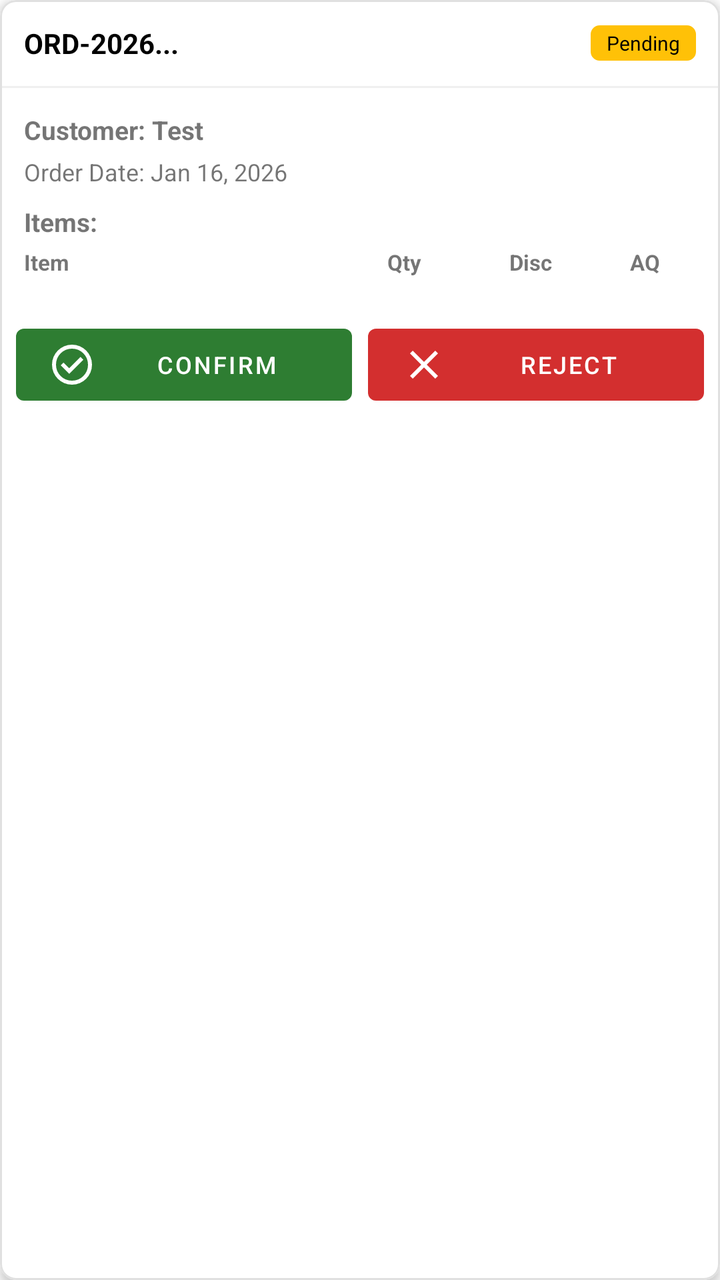
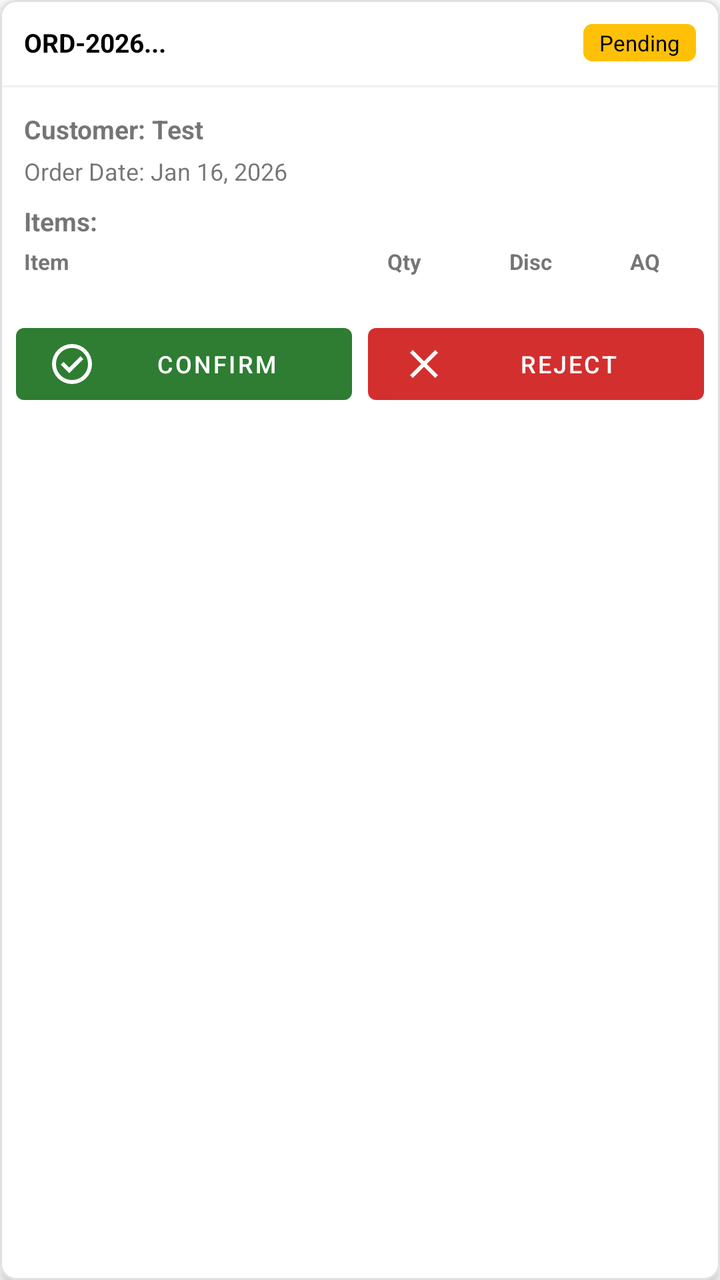

Two renders of the same Android screen: before a commit and after it. Below are the layout's source before the change and the commit's diff.
<!-- AndroidManifest.xml: application theme Theme.SVDAgency -->
<!-- res/layout/admin_order_card.xml -->
<?xml version="1.0" encoding="utf-8"?>
<com.google.android.material.card.MaterialCardView
    xmlns:android="http://schemas.android.com/apk/res/android"
    xmlns:app="http://schemas.android.com/apk/res-auto"
    android:layout_width="match_parent"
    android:layout_height="wrap_content"
    android:layout_marginBottom="16dp"
    app:cardCornerRadius="8dp"
    app:cardElevation="3dp"
    app:strokeWidth="1dp"
    app:strokeColor="#E0E0E0">

    <LinearLayout
        android:layout_width="match_parent"
        android:layout_height="wrap_content"
        android:orientation="vertical">

        
        <LinearLayout
            android:layout_width="match_parent"
            android:layout_height="wrap_content"
            android:padding="12dp"
            android:gravity="center_vertical">
            <TextView
                android:id="@+id/tvOrderId"
                android:layout_width="0dp"
                android:layout_height="wrap_content"
                android:layout_weight="1"
                android:text="ORD-2026..."
                android:textStyle="bold"
                android:textColor="@color/black"/>
            <TextView
                android:layout_width="wrap_content"
                android:layout_height="wrap_content"
                android:text="Pending"
                android:background="@drawable/bg_qty_outline"
                android:backgroundTint="#FFC107"
                android:paddingHorizontal="8dp"
                android:paddingVertical="2dp"
                android:textSize="10sp"
                android:textColor="@color/black"/>
        </LinearLayout>

        <View android:layout_width="match_parent" android:layout_height="1dp" android:background="#F0F0F0"/>

        
        <LinearLayout
            android:layout_width="match_parent"
            android:layout_height="wrap_content"
            android:orientation="vertical"
            android:padding="12dp">

            <TextView android:id="@+id/tvCustomerName" android:layout_width="match_parent" android:layout_height="wrap_content" android:text="Customer: Test" android:textSize="13sp" android:textStyle="bold"/>

            <TextView android:id="@+id/tvOrderDate" android:layout_width="match_parent" android:layout_height="wrap_content" android:text="Order Date: Jan 16, 2026" android:textSize="12sp" android:layout_marginTop="4dp"/>

            <TextView android:layout_width="wrap_content" android:layout_height="wrap_content" android:text="Items:" android:textStyle="bold" android:layout_marginTop="8dp" android:textSize="13sp"/>

            
            <LinearLayout android:layout_width="match_parent" android:layout_height="wrap_content" android:layout_marginTop="4dp">
                <TextView android:layout_width="0dp" android:layout_height="wrap_content" android:layout_weight="2.5" android:text="Item" android:textSize="11sp" android:textStyle="bold"/>
                <TextView android:layout_width="0dp" android:layout_height="wrap_content" android:layout_weight="1" android:text="Qty" android:gravity="center" android:textSize="11sp" android:textStyle="bold"/>
                <TextView android:layout_width="0dp" android:layout_height="wrap_content" android:layout_weight="1" android:text="Disc" android:gravity="center" android:textSize="11sp" android:textStyle="bold"/>
                <TextView android:layout_width="0dp" android:layout_height="wrap_content" android:layout_weight="0.8" android:text="AQ" android:gravity="center" android:textSize="11sp" android:textStyle="bold"/>
            </LinearLayout>

            
            <LinearLayout android:id="@+id/layoutItems" android:layout_width="match_parent" android:layout_height="wrap_content" android:orientation="vertical"/>
        </LinearLayout>

        
        <LinearLayout
            android:layout_width="match_parent"
            android:layout_height="wrap_content"
            android:orientation="horizontal"
            android:padding="8dp">
            <com.google.android.material.button.MaterialButton
                android:id="@+id/btnConfirm"
                android:layout_width="0dp"
                android:layout_height="wrap_content"
                android:layout_weight="1"
                android:text="Confirm"
                app:backgroundTint="#2E7D32"
                android:layout_marginEnd="4dp"
                app:icon="@drawable/ic_check"
                android:textSize="12sp"/>
            <com.google.android.material.button.MaterialButton
                android:id="@+id/btnReject"
                android:layout_width="0dp"
                android:layout_height="wrap_content"
                android:layout_weight="1"
                android:text="Reject"
                app:backgroundTint="#D32F2F"
                android:layout_marginStart="4dp"
                app:icon="@drawable/ic_close"
                android:textSize="12sp"/>
        </LinearLayout>
    </LinearLayout>
</com.google.android.material.card.MaterialCardView>
<!-- resources referenced by this layout -->
<resources>
  <color name="black">#FF000000</color>
  <!-- drawable bg_qty_outline (drawable) -->
  <?xml version="1.0" encoding="utf-8"?>
  <shape xmlns:android="http://schemas.android.com/apk/res/android">
      <stroke android:width="1dp" android:color="#E0E0E0" />
      <corners android:radius="4dp" />
      <solid android:color="@color/white" />
  </shape>
  <!-- drawable ic_check (drawable) -->
  <vector xmlns:android="http://schemas.android.com/apk/res/android" android:height="24dp" android:tint="#000000" android:viewportHeight="960" android:viewportWidth="960" android:width="24dp">
        
      <path android:fillColor="@android:color/white" android:pathData="M424,664L706,382L650,326L424,552L310,438L254,494L424,664ZM480,880Q397,880 324,848.5Q251,817 197,763Q143,709 111.5,636Q80,563 80,480Q80,397 111.5,324Q143,251 197,197Q251,143 324,111.5Q397,80 480,80Q563,80 636,111.5Q709,143 763,197Q817,251 848.5,324Q880,397 880,480Q880,563 848.5,636Q817,709 763,763Q709,817 636,848.5Q563,880 480,880ZM480,800Q614,800 707,707Q800,614 800,480Q800,346 707,253Q614,160 480,160Q346,160 253,253Q160,346 160,480Q160,614 253,707Q346,800 480,800ZM480,480Q480,480 480,480Q480,480 480,480Q480,480 480,480Q480,480 480,480Q480,480 480,480Q480,480 480,480Q480,480 480,480Q480,480 480,480Z"/>
      
  </vector>
  <!-- drawable ic_close (drawable) -->
  <vector xmlns:android="http://schemas.android.com/apk/res/android" android:height="24dp" android:tint="#000000" android:viewportHeight="24" android:viewportWidth="24" android:width="24dp">
        
      <path android:fillColor="@android:color/white" android:pathData="M19,6.41L17.59,5 12,10.59 6.41,5 5,6.41 10.59,12 5,17.59 6.41,19 12,13.41 17.59,19 19,17.59 13.41,12z"/>
      
  </vector>
  <style name="Theme.SVDAgency" parent="Theme.MaterialComponents.DayNight.NoActionBar">
          
          <item name="colorPrimary">@color/brand_red</item>
          <item name="colorPrimaryVariant">@color/brand_red</item>
          <item name="colorOnPrimary">@color/white</item>
          
          <item name="colorSecondary">@color/colorAccent</item>
          <item name="colorSecondaryVariant">@color/colorAccent</item>
          <item name="colorOnSecondary">@color/black</item>
  
          
          <item name="android:statusBarColor" tools:targetApi="l">@color/brand_red</item>
          <item name="android:windowLightStatusBar" tools:targetApi="m">false</item>
          <item name="android:windowDrawsSystemBarBackgrounds">true</item>
      </style>
  <color name="white">#FFFFFFFF</color>
  <color name="brand_red">#D32F2F</color>
  <color name="colorAccent">#FF5252</color>
</resources>

<!-- the commit's change to res/layout/admin_order_card.xml (unified diff, before → after) -->
@@ -28,6 +28,7 @@
                 android:layout_weight="1"
                 android:text="ORD-2026..."
                 android:textStyle="bold"
+                android:textSize="13sp"
                 android:textColor="@color/black"/>
             <TextView
                 android:layout_width="wrap_content"
@@ -37,7 +38,7 @@
                 android:backgroundTint="#FFC107"
                 android:paddingHorizontal="8dp"
                 android:paddingVertical="2dp"
-                android:textSize="10sp"
+                android:textSize="11sp"
                 android:textColor="@color/black"/>
         </LinearLayout>
 
